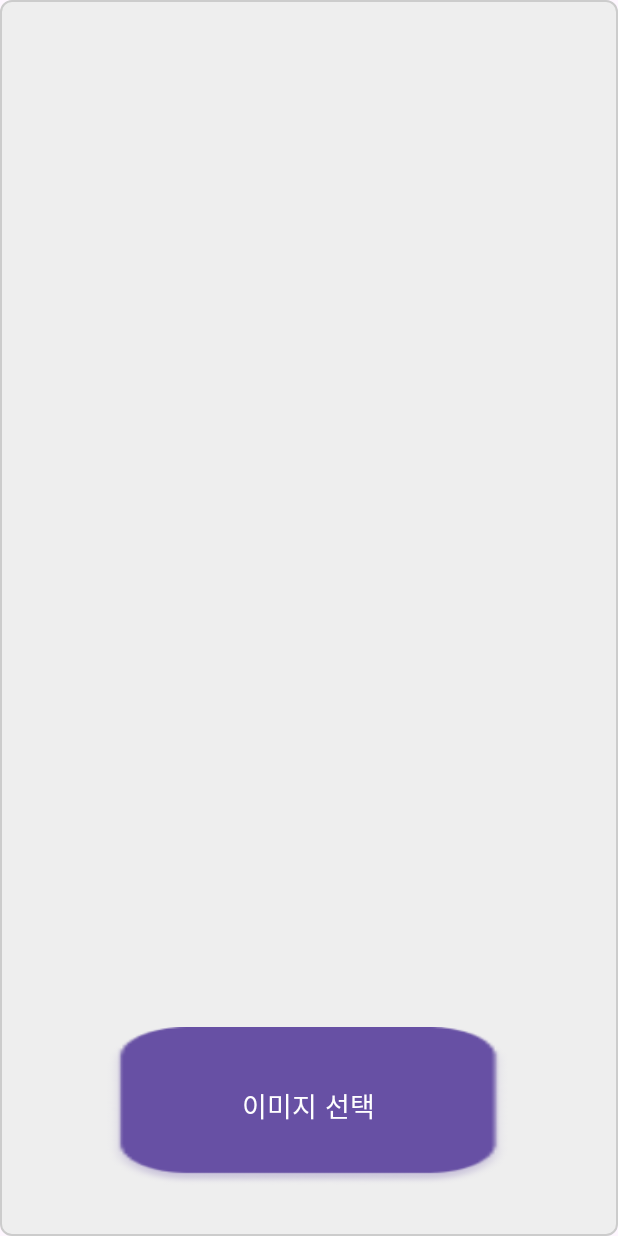
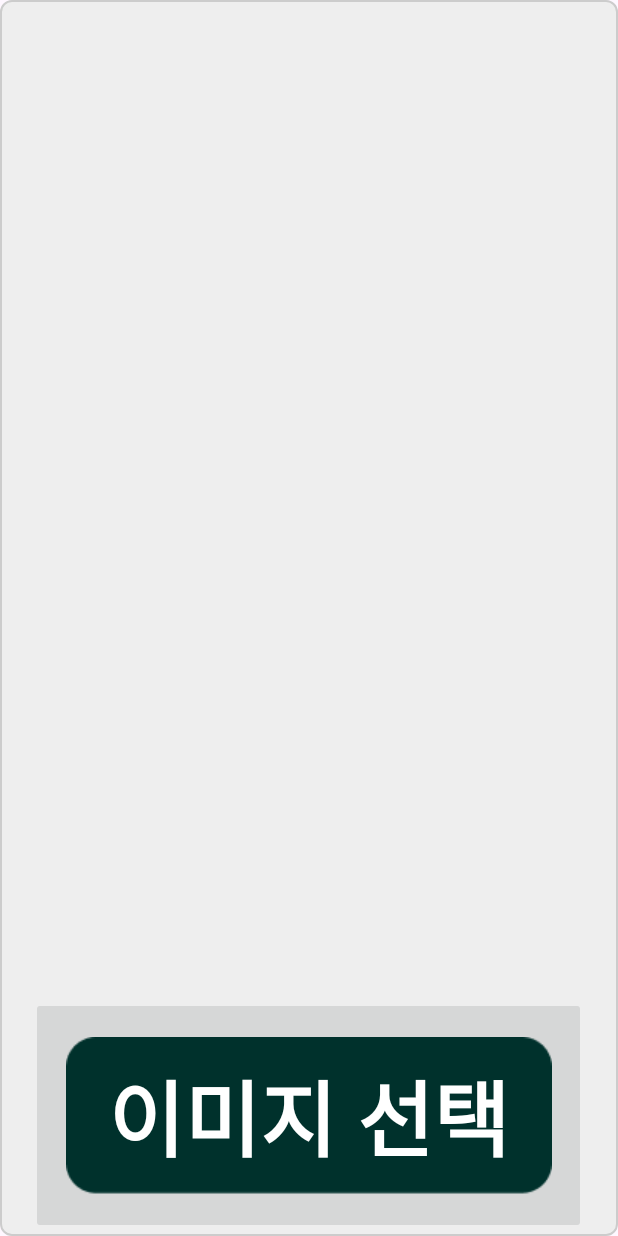
Before and after one commit to ju2hong/YouEye, an Android app: the PhotoResultActivity screen opened directly, with no data from a screen before it, on a phone screen of 412 x 824 dp. Run offline under Robolectric (Android 15) with nearby library versions, the phone set to English and light mode, and no system bars; libraries missing offline, so code that uses them is left out: com.google.mlkit.vision.

Commit message:
이미지선택 버튼 수정

```diff
--- a/app/src/main/java/com/example/youeye/home/PhotoResultActivity.java
+++ b/app/src/main/java/com/example/youeye/home/PhotoResultActivity.java
@@ -10,6 +10,7 @@ import android.provider.MediaStore;
 import android.view.LayoutInflater;
 import android.view.View;
 import android.widget.Button;
+import android.widget.ImageButton;
 import android.widget.ImageView;
 import android.widget.TextView;
 import android.widget.Toast;
@@ -54,7 +55,7 @@ public class PhotoResultActivity extends AppCompatActivity {
         switchManager = new SwitchManager(this);
         ttsManager = new TTSManager(this);
         photoImageView = findViewById(R.id.photoImageView);
-        Button selectImageButton = findViewById(R.id.selectImageButton);  // 이미지 선택 버튼
+        ImageButton selectImageButton = findViewById(R.id.selectImageButton);  // 이미지 선택 버튼
 
         // 갤러리에서 이미지 선택
         selectImageButton.setOnClickListener(v -> {
--- a/app/src/main/res/layout/activity_photo_result.xml
+++ b/app/src/main/res/layout/activity_photo_result.xml
@@ -28,23 +28,30 @@
         app:layout_constraintWidth_percent="1"
         tools:srcCompat="@drawable/load" />
 
-    <Button
+
+    <ImageButton
         android:id="@+id/selectImageButton"
-        android:layout_width="0dp"
-        android:layout_height="wrap_content"
-        android:layout_marginStart="71dp"
-        android:layout_marginTop="24dp"
-        android:layout_marginEnd="72dp"
-        android:layout_marginBottom="36dp"
-        android:background="@drawable/keybutton"
-        android:text="이미지 선택"
-        android:textColorLink="@color/switchbar_on_color"
-        android:textCursorDrawable="@drawable/keybutton"
-        android:textSize="18sp"
+        android:layout_width="370dp"
+        android:layout_height="158dp"
         app:layout_constraintBottom_toBottomOf="parent"
         app:layout_constraintEnd_toEndOf="parent"
+        app:layout_constraintHorizontal_bias="0.492"
         app:layout_constraintStart_toStartOf="parent"
         app:layout_constraintTop_toBottomOf="@+id/photoImageView"
-        app:rippleColor="@color/switchbar_on_color" />
+        app:srcCompat="@drawable/button" />
+
+    <TextView
+        android:id="@+id/textView9"
+        android:layout_width="wrap_content"
+        android:layout_height="wrap_content"
+        android:text="이미지 선택"
+        android:textAlignment="center"
+        android:textColor="@color/white"
+        android:textSize="25pt"
+        android:textStyle="bold"
+        app:layout_constraintBottom_toBottomOf="@+id/selectImageButton"
+        app:layout_constraintEnd_toEndOf="@+id/selectImageButton"
+        app:layout_constraintStart_toStartOf="@+id/selectImageButton"
+        app:layout_constraintTop_toTopOf="@+id/selectImageButton" />
 
 </androidx.constraintlayout.widget.ConstraintLayout>
```
